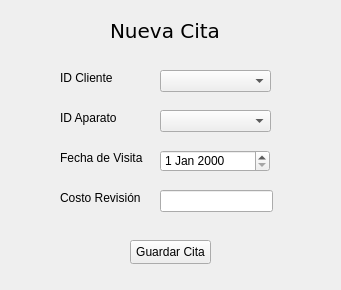
Qt form nueva_cita.ui (ileosalazar/MultiserviciosProfesionalesJG) before a commit.
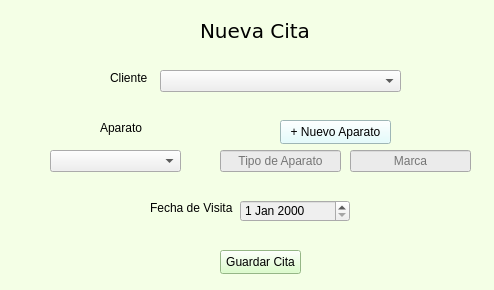
The same form after that commit.

```diff
--- a/nueva_cita.ui
+++ b/nueva_cita.ui
@@ -6,17 +6,20 @@
    <rect>
     <x>0</x>
     <y>0</y>
-    <width>341</width>
+    <width>494</width>
     <height>290</height>
    </rect>
   </property>
   <property name="windowTitle">
    <string>Form</string>
   </property>
+  <property name="styleSheet">
+   <string notr="true">background-color: rgb(244, 255, 230);</string>
+  </property>
   <widget class="QLabel" name="label">
    <property name="geometry">
     <rect>
-     <x>110</x>
+     <x>200</x>
      <y>20</y>
      <width>111</width>
      <height>21</height>
@@ -35,34 +38,34 @@
   <widget class="QLabel" name="label_2">
    <property name="geometry">
     <rect>
-     <x>60</x>
+     <x>110</x>
      <y>70</y>
-     <width>71</width>
+     <width>51</width>
      <height>16</height>
     </rect>
    </property>
    <property name="text">
-    <string>ID Cliente</string>
+    <string>Cliente</string>
    </property>
   </widget>
   <widget class="QLabel" name="label_3">
    <property name="geometry">
     <rect>
-     <x>60</x>
-     <y>110</y>
+     <x>100</x>
+     <y>120</y>
      <width>71</width>
      <height>16</height>
     </rect>
    </property>
    <property name="text">
-    <string>ID Aparato</string>
+    <string>Aparato</string>
    </property>
   </widget>
   <widget class="QLabel" name="label_4">
    <property name="geometry">
     <rect>
-     <x>60</x>
-     <y>150</y>
+     <x>150</x>
+     <y>200</y>
      <width>91</width>
      <height>16</height>
     </rect>
@@ -71,48 +74,32 @@
     <string>Fecha de Visita</string>
    </property>
   </widget>
-  <widget class="QLabel" name="label_5">
-   <property name="geometry">
-    <rect>
-     <x>60</x>
-     <y>190</y>
-     <width>91</width>
-     <height>16</height>
-    </rect>
-   </property>
-   <property name="text">
-    <string>Costo Revisión</string>
-   </property>
-  </widget>
   <widget class="QDateEdit" name="input_fecha">
    <property name="geometry">
     <rect>
-     <x>160</x>
-     <y>150</y>
+     <x>240</x>
+     <y>200</y>
      <width>110</width>
      <height>22</height>
     </rect>
    </property>
-  </widget>
-  <widget class="QLineEdit" name="input_costo_revision">
-   <property name="geometry">
-    <rect>
-     <x>160</x>
-     <y>190</y>
-     <width>113</width>
-     <height>22</height>
-    </rect>
+   <property name="styleSheet">
+    <string notr="true">background-color: rgb(239, 239, 239);
+</string>
    </property>
   </widget>
   <widget class="QPushButton" name="btn_guardar_cita">
    <property name="geometry">
     <rect>
-     <x>130</x>
-     <y>240</y>
+     <x>220</x>
+     <y>250</y>
      <width>81</width>
      <height>24</height>
     </rect>
    </property>
+   <property name="styleSheet">
+    <string notr="true">background-color: rgb(209, 255, 187);</string>
+   </property>
    <property name="text">
     <string>Guardar Cita</string>
    </property>
@@ -122,19 +109,89 @@
     <rect>
      <x>160</x>
      <y>70</y>
-     <width>111</width>
+     <width>241</width>
      <height>22</height>
     </rect>
    </property>
+   <property name="styleSheet">
+    <string notr="true">background-color: rgb(239, 239, 239);</string>
+   </property>
   </widget>
   <widget class="QComboBox" name="combo_aparato">
    <property name="geometry">
     <rect>
-     <x>160</x>
-     <y>110</y>
+     <x>50</x>
+     <y>150</y>
+     <width>131</width>
+     <height>22</height>
+    </rect>
+   </property>
+   <property name="styleSheet">
+    <string notr="true">background-color: rgb(239, 239, 239);
+</string>
+   </property>
+  </widget>
+  <widget class="QPushButton" name="btn_nuevo_aparato">
+   <property name="geometry">
+    <rect>
+     <x>280</x>
+     <y>120</y>
      <width>111</width>
+     <height>24</height>
+    </rect>
+   </property>
+   <property name="styleSheet">
+    <string notr="true">background-color: rgb(221, 255, 255);</string>
+   </property>
+   <property name="text">
+    <string>+ Nuevo Aparato</string>
+   </property>
+  </widget>
+  <widget class="QLineEdit" name="txt_nuevo_tipo">
+   <property name="enabled">
+    <bool>false</bool>
+   </property>
+   <property name="geometry">
+    <rect>
+     <x>220</x>
+     <y>150</y>
+     <width>121</width>
      <height>22</height>
     </rect>
+   </property>
+   <property name="styleSheet">
+    <string notr="true">background-color: rgb(235, 235, 235);</string>
+   </property>
+   <property name="alignment">
+    <set>Qt::AlignmentFlag::AlignCenter</set>
+   </property>
+   <property name="placeholderText">
+    <string>Tipo de Aparato</string>
+   </property>
+  </widget>
+  <widget class="QLineEdit" name="txt_nueva_marca">
+   <property name="enabled">
+    <bool>false</bool>
+   </property>
+   <property name="geometry">
+    <rect>
+     <x>350</x>
+     <y>150</y>
+     <width>121</width>
+     <height>22</height>
+    </rect>
+   </property>
+   <property name="styleSheet">
+    <string notr="true">background-color: rgb(235, 235, 235);</string>
+   </property>
+   <property name="text">
+    <string/>
+   </property>
+   <property name="alignment">
+    <set>Qt::AlignmentFlag::AlignCenter</set>
+   </property>
+   <property name="placeholderText">
+    <string>Marca</string>
    </property>
   </widget>
  </widget>
```
